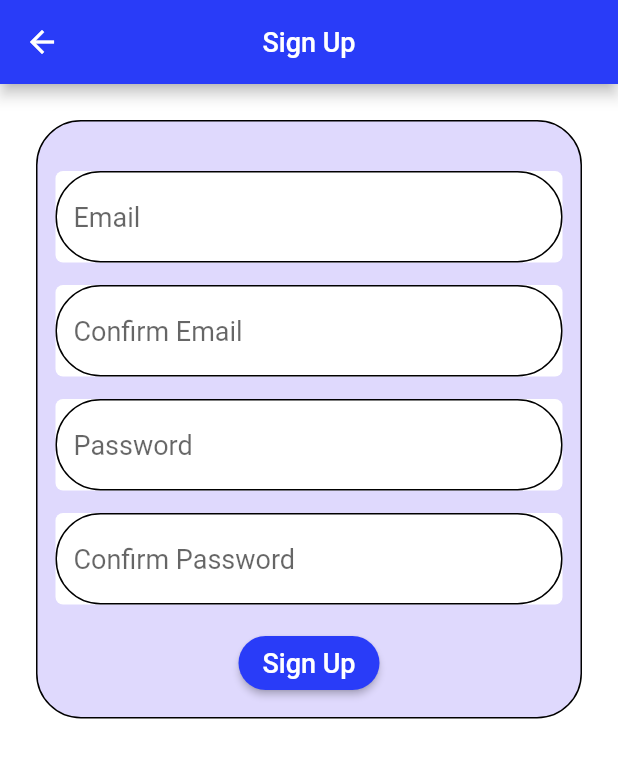
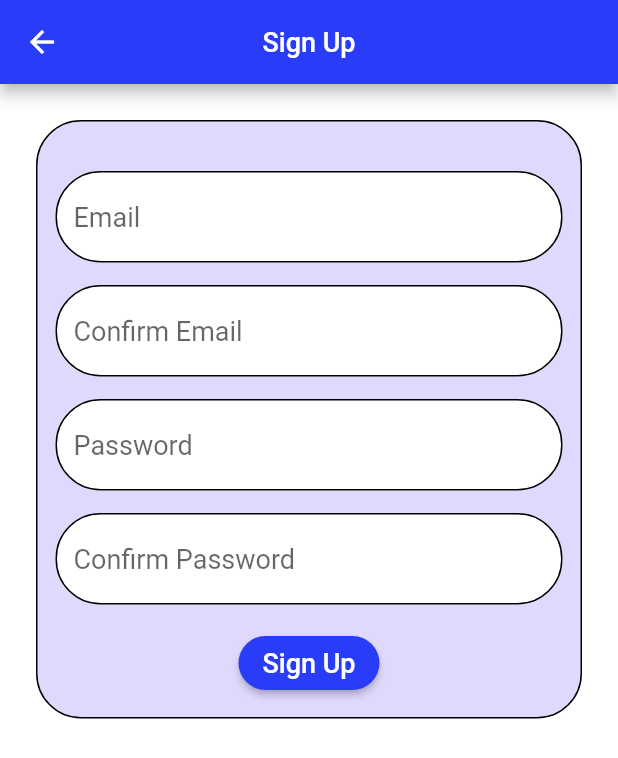
Before and after one commit to gabriella-aguilar/egfr_calculator, a Flutter app: the screen it shows after launch, after a tap on "Sign Up", on a phone screen of 412 x 824 dp. Shown: the top 758 px of the screen. Run offline on Flutter 3.47's test engine with Material 2 defaults, Android fonts, the light colour scheme and no system bars; our stand-ins replace fl_chart, sqflite; accounts and stored records are empty; Roboto replaces fonts that are missing (Rubik).

Commit message:
Textfield coloring was off

```diff
--- a/lib/Screens/AddProfile.dart
+++ b/lib/Screens/AddProfile.dart
@@ -122,7 +122,7 @@ class _AddProfilePageState extends State<AddProfilePage> {
                   decoration: BoxDecoration(
                     color: backBlue,
                     borderRadius: BorderRadius.all(
-                        Radius.circular(5.0) //
+                        Radius.circular(30.0) //
                     ),
                   ),
                   child: TextField(
--- a/lib/Screens/EditProfile.dart
+++ b/lib/Screens/EditProfile.dart
@@ -138,7 +138,7 @@ class _EditProfileScreenState extends State<EditProfileScreen> {
                       decoration: BoxDecoration(
                         color: backBlue,
                         borderRadius: BorderRadius.all(
-                            Radius.circular(5.0) //
+                            Radius.circular(30.0) //
                         ),
                       ),
                       child: TextFormField(
--- a/lib/Screens/LoginScreen.dart
+++ b/lib/Screens/LoginScreen.dart
@@ -60,7 +60,7 @@ class _LoginPageState extends State<LoginPage> {
                     decoration: BoxDecoration(
                       color: backBlue,
                       borderRadius: BorderRadius.all(
-                          Radius.circular(5.0) //
+                          Radius.circular(30.0) //
                       ),
                     ),
                     child: TextField(
@@ -76,7 +76,7 @@ class _LoginPageState extends State<LoginPage> {
                     decoration: BoxDecoration(
                       color: backBlue,
                       borderRadius: BorderRadius.all(
-                          Radius.circular(5.0) //
+                          Radius.circular(30.0) //
                       ),
                     ),
                     child: TextField(
--- a/lib/Screens/NewCalculationScreen.dart
+++ b/lib/Screens/NewCalculationScreen.dart
@@ -120,7 +120,7 @@ class _NewCalculationPageState extends State<NewCalculationPage> {
                 decoration: BoxDecoration(
                   color: backBlue,
                   borderRadius: BorderRadius.all(
-                      Radius.circular(5.0) //
+                      Radius.circular(30.0) //
                   ),
                 ),
                 child: TextField(
--- a/lib/Screens/SignUpPage.dart
+++ b/lib/Screens/SignUpPage.dart
@@ -59,7 +59,7 @@ class _SignUpPageState extends State<SignUpPage> {
                     decoration: BoxDecoration(
                       color: backBlue,
                       borderRadius: BorderRadius.all(
-                          Radius.circular(5.0) //
+                          Radius.circular(30.0) //
                       ),
                     ),
                     child: TextField(
@@ -78,7 +78,7 @@ class _SignUpPageState extends State<SignUpPage> {
                     decoration: BoxDecoration(
                       color: backBlue,
                       borderRadius: BorderRadius.all(
-                          Radius.circular(5.0) //
+                          Radius.circular(30.0) //
                       ),
                     ),
                     child: TextField(
@@ -98,7 +98,7 @@ class _SignUpPageState extends State<SignUpPage> {
                     decoration: BoxDecoration(
                       color: backBlue,
                       borderRadius: BorderRadius.all(
-                          Radius.circular(5.0) //
+                          Radius.circular(30.0) //
                       ),
                     ),
                     child: TextField(
@@ -118,7 +118,7 @@ class _SignUpPageState extends State<SignUpPage> {
                     decoration: BoxDecoration(
                       color: backBlue,
                       borderRadius: BorderRadius.all(
-                          Radius.circular(5.0) //
+                          Radius.circular(30.0) //
                       ),
                     ),
                     child: TextField(
```
